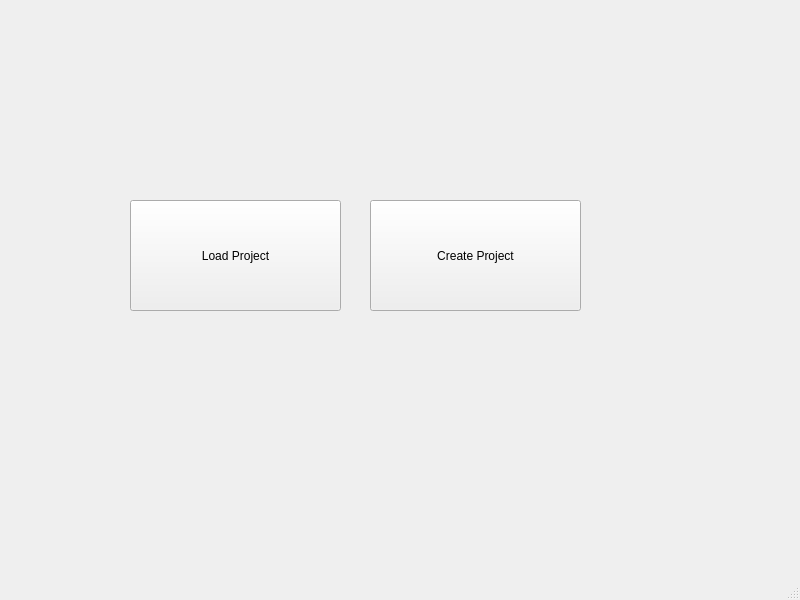
Before: the Qt Designer form src/user_interfaces/launch.ui in david0x00/easy-ai, drawn with Qt 5.
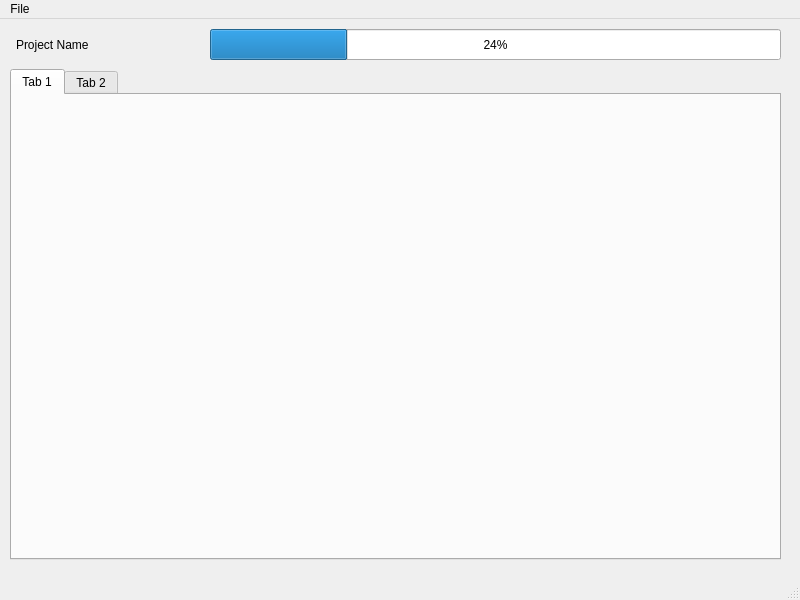
After: the same form once the commit is applied.

Commit message: create new project and load existing

The edit to the form file:
```diff
--- a/src/user_interfaces/launch.ui
+++ b/src/user_interfaces/launch.ui
@@ -14,30 +14,53 @@
    <string>MainWindow</string>
   </property>
   <widget class="QWidget" name="centralwidget">
-   <widget class="QPushButton" name="pb_load_project">
+   <widget class="QTabWidget" name="tabWidget">
     <property name="geometry">
      <rect>
-      <x>130</x>
-      <y>200</y>
-      <width>211</width>
-      <height>111</height>
+      <x>10</x>
+      <y>50</y>
+      <width>771</width>
+      <height>491</height>
      </rect>
     </property>
-    <property name="text">
-     <string>Load Project</string>
+    <property name="currentIndex">
+     <number>0</number>
     </property>
+    <widget class="QWidget" name="tab">
+     <attribute name="title">
+      <string>Tab 1</string>
+     </attribute>
+    </widget>
+    <widget class="QWidget" name="tab_2">
+     <attribute name="title">
+      <string>Tab 2</string>
+     </attribute>
+    </widget>
    </widget>
-   <widget class="QPushButton" name="pb_create_project">
+   <widget class="QProgressBar" name="prb_overall">
     <property name="geometry">
      <rect>
-      <x>370</x>
-      <y>200</y>
-      <width>211</width>
-      <height>111</height>
+      <x>210</x>
+      <y>10</y>
+      <width>571</width>
+      <height>31</height>
      </rect>
     </property>
+    <property name="value">
+     <number>24</number>
+    </property>
+   </widget>
+   <widget class="QLabel" name="lbl_project_name">
+    <property name="geometry">
+     <rect>
+      <x>16</x>
+      <y>10</y>
+      <width>181</width>
+      <height>31</height>
+     </rect>
+    </property>
     <property name="text">
-     <string>Create Project</string>
+     <string>Project Name</string>
     </property>
    </widget>
   </widget>
@@ -50,6 +73,14 @@
      <height>22</height>
     </rect>
    </property>
+   <widget class="QMenu" name="menuFile">
+    <property name="title">
+     <string>File</string>
+    </property>
+    <addaction name="act_new_project"/>
+    <addaction name="act_open"/>
+   </widget>
+   <addaction name="menuFile"/>
   </widget>
   <widget class="QStatusBar" name="statusbar"/>
  </widget>
```
Left out of the diff: 10 changed lines with no effect on the pictures. The commit also changes 4 other files.
